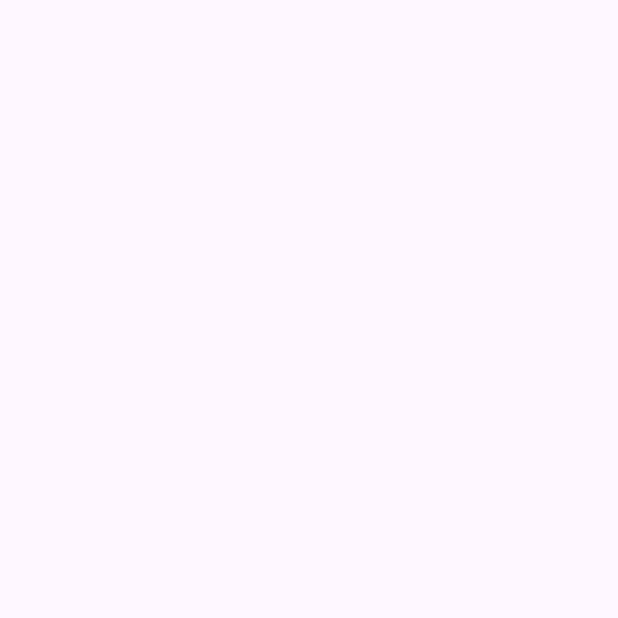
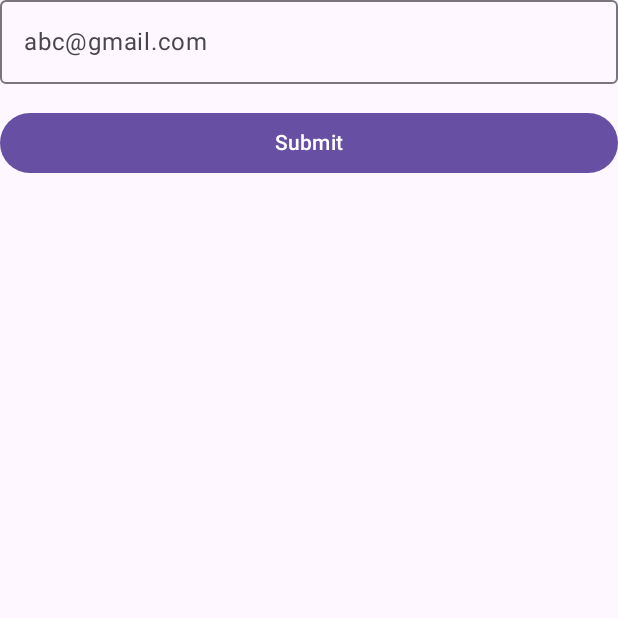
Before and after one commit to Sprajapati123/C356, an Android app built with Jetpack Compose: the ForgetPasswordActivity screen opened directly, with no data from a screen before it, on a phone screen of 412 x 824 dp, the top half of it. Before the commit the part shown is empty. Run offline under Robolectric (Android 15) with nearby library versions, the phone set to English and light mode, and no system bars.

Commit message:
forget password

```diff
--- a/app/src/main/java/com/example/c36a/view/ForgetPasswordActivity.kt
+++ b/app/src/main/java/com/example/c36a/view/ForgetPasswordActivity.kt
@@ -6,11 +6,20 @@ import androidx.activity.compose.setContent
 import androidx.activity.enableEdgeToEdge
 import androidx.compose.foundation.layout.Column
 import androidx.compose.foundation.layout.fillMaxSize
+import androidx.compose.foundation.layout.fillMaxWidth
 import androidx.compose.foundation.layout.padding
+import androidx.compose.material3.Button
+import androidx.compose.material3.OutlinedTextField
 import androidx.compose.material3.Scaffold
+import androidx.compose.material3.Text
 import androidx.compose.runtime.Composable
+import androidx.compose.runtime.getValue
+import androidx.compose.runtime.mutableStateOf
+import androidx.compose.runtime.remember
+import androidx.compose.runtime.setValue
 import androidx.compose.ui.Modifier
 import androidx.compose.ui.tooling.preview.Preview
+import androidx.compose.ui.unit.dp
 
 class ForgetPasswordActivity : ComponentActivity() {
     override fun onCreate(savedInstanceState: Bundle?) {
@@ -26,13 +35,32 @@ class ForgetPasswordActivity : ComponentActivity() {
 
 @Composable
 fun forgetBody() {
+    var email by remember { mutableStateOf("") }
     Scaffold  { padding->
         Column(
             modifier = Modifier
                 .padding(padding)
                 .fillMaxSize()
         ) {
+            OutlinedTextField(
+                value = email,
+                onValueChange = {
+                    email = it
+                },
+                placeholder = {
+                    Text("abc@gmail.com")
+                },
+                modifier = Modifier.fillMaxWidth()
+            )
 
+            Button(
+                onClick = {
+
+                },
+                modifier = Modifier.fillMaxWidth().padding(top = 15.dp)
+            ) {
+                Text("Submit")
+            }
         }
     }
 }
```
